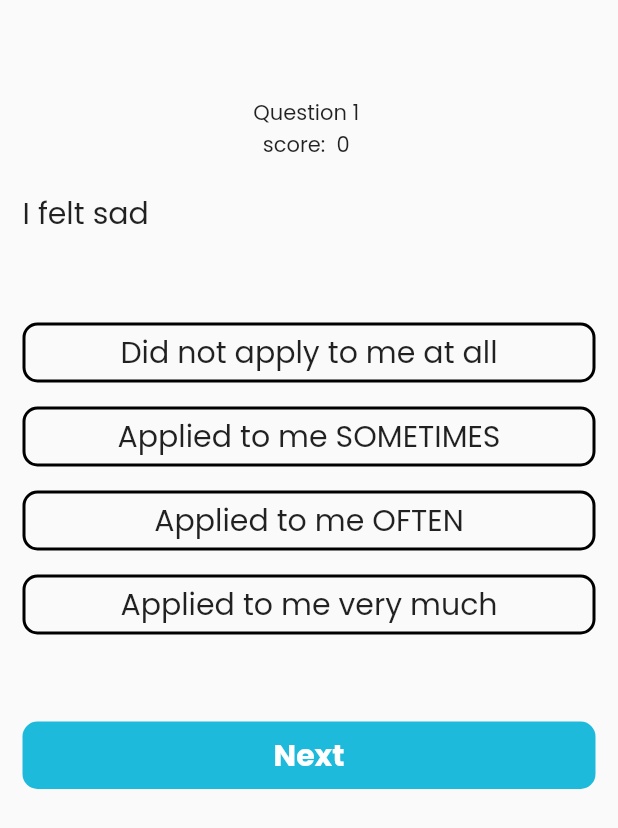
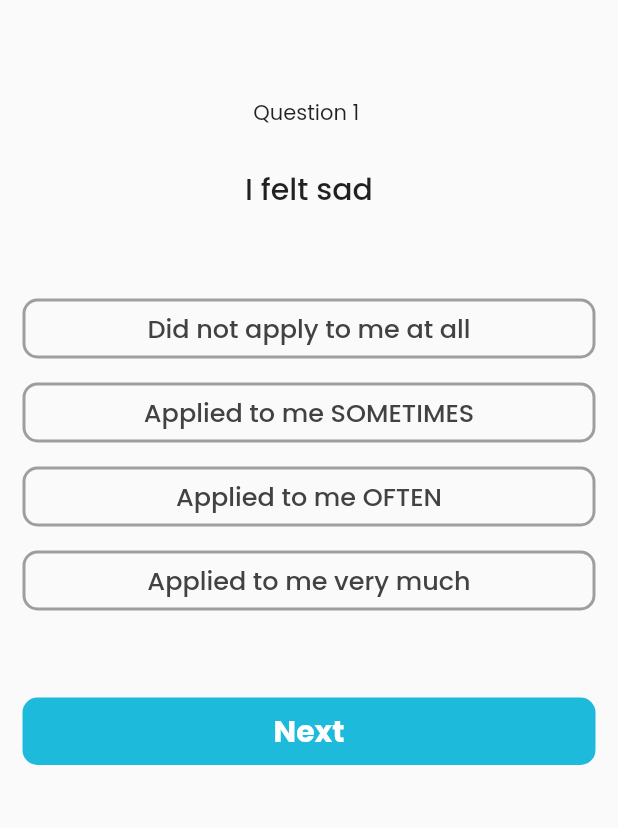
Before and after one commit to rabieHs/PFE-Mental-health-App, a Flutter app: the Quiz2 screen opened directly, on a phone screen of 412 x 824 dp. Shown: the top 828 px of the screen. Run offline on Flutter 3.47's test engine with Material 2 defaults, Android fonts, the light colour scheme and no system bars; our stand-ins replace auto_size_text, camera, cloud_firestore, firebase_auth, firebase_core, firebase_storage and 6 more; missing offline and left inert: tflite_flutter; accounts and stored records are empty; project files that could hold a hidden picture were left out.

Commit message:
some ui improvment

```diff
--- a/lib/analyse/screens/quiz_screen.dart
+++ b/lib/analyse/screens/quiz_screen.dart
@@ -99,13 +99,16 @@ class _Quiz2State extends State<Quiz2> {
           decoration: BoxDecoration(
               border: Border.all(
                 width: 2,
-                color: isSelected == true ? Colors.blue : Colors.black,
+                color: isSelected == true ? Colors.blue : Colors.grey,
               ),
               borderRadius: BorderRadiusDirectional.circular(10)),
           child: Center(
             child: Text(
               answer.answerText,
-              style: TextStyle(fontSize: 20),
+              style: TextStyle(
+                  fontSize: 17,
+                  fontWeight: FontWeight.w500,
+                  color: Colors.grey.shade800),
             ),
           )),
     );
@@ -115,7 +118,9 @@ class _Quiz2State extends State<Quiz2> {
     return Column(
       children: [
         Text("Question ${currentIndex + 1} "),
-        Text("score:  $Score "),
+        SizedBox(
+          height: 5,
+        ),
         SizedBox(
           height: 20,
         ),
@@ -123,7 +128,8 @@ class _Quiz2State extends State<Quiz2> {
           width: double.infinity,
           child: Text(
             widget.questionList[currentIndex].questionText,
-            style: TextStyle(fontSize: 20),
+            style: TextStyle(fontSize: 20, fontWeight: FontWeight.w500),
+            textAlign: TextAlign.center,
           ),
         )
       ],
```
